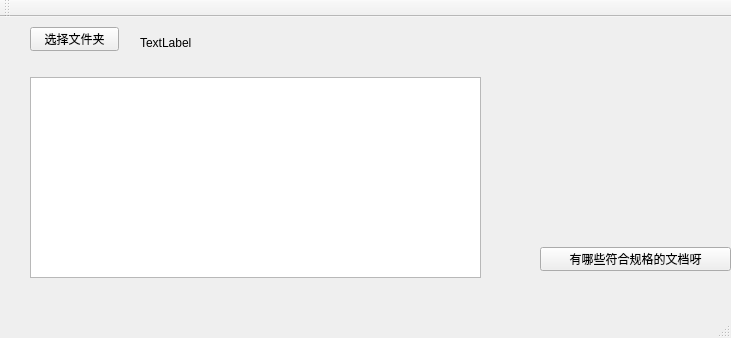
Qt form mainwindow.ui (Ozal220/Oz-Desktop-Search-tools) before a commit.
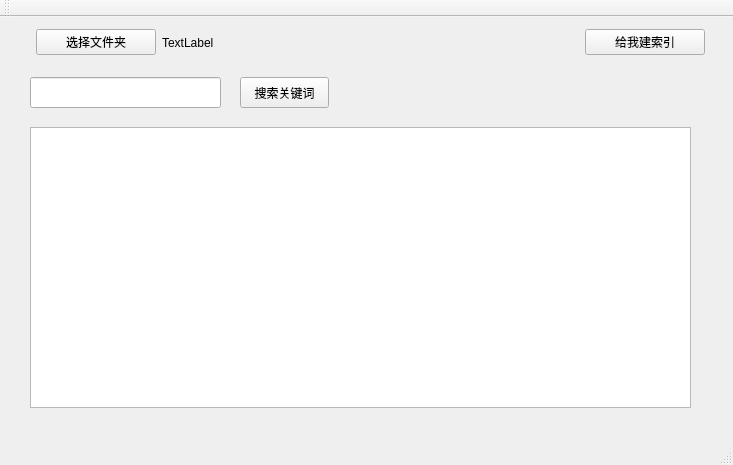
The same form after that commit.

Commit message: 添加建立索引文件，并从索引文件读入内存功能

```diff
--- a/mainwindow.ui
+++ b/mainwindow.ui
@@ -6,60 +6,89 @@
    <rect>
     <x>0</x>
     <y>0</y>
-    <width>731</width>
-    <height>338</height>
+    <width>733</width>
+    <height>465</height>
    </rect>
   </property>
   <property name="windowTitle">
    <string>MainWindow</string>
   </property>
   <widget class="QWidget" name="centralWidget">
-   <widget class="QPushButton" name="choiceDirButton">
+   <widget class="QListWidget" name="filesList">
     <property name="geometry">
      <rect>
       <x>30</x>
-      <y>10</y>
+      <y>110</y>
+      <width>661</width>
+      <height>281</height>
+     </rect>
+    </property>
+   </widget>
+   <widget class="QPushButton" name="searchButton">
+    <property name="geometry">
+     <rect>
+      <x>240</x>
+      <y>60</y>
       <width>89</width>
-      <height>24</height>
+      <height>31</height>
      </rect>
     </property>
     <property name="text">
-     <string>选择文件夹</string>
+     <string>搜索关键词</string>
     </property>
    </widget>
-   <widget class="QPushButton" name="pushButton">
+   <widget class="QWidget" name="horizontalLayoutWidget">
     <property name="geometry">
      <rect>
-      <x>540</x>
-      <y>230</y>
+      <x>25</x>
+      <y>0</y>
+      <width>691</width>
+      <height>51</height>
+     </rect>
+    </property>
+    <layout class="QHBoxLayout" name="horizontalLayout">
+     <item>
+      <widget class="QPushButton" name="choiceDirButton">
+       <property name="maximumSize">
+        <size>
+         <width>120</width>
+         <height>16777215</height>
+        </size>
+       </property>
+       <property name="text">
+        <string>选择文件夹</string>
+       </property>
+      </widget>
+     </item>
+     <item>
+      <widget class="QLabel" name="DirLabel">
+       <property name="text">
+        <string>TextLabel</string>
+       </property>
+      </widget>
+     </item>
+     <item>
+      <widget class="QPushButton" name="pushButton">
+       <property name="maximumSize">
+        <size>
+         <width>120</width>
+         <height>16777215</height>
+        </size>
+       </property>
+       <property name="text">
+        <string>给我建索引</string>
+       </property>
+      </widget>
+     </item>
+    </layout>
+   </widget>
+   <widget class="QLineEdit" name="searchLine">
+    <property name="geometry">
+     <rect>
+      <x>30</x>
+      <y>60</y>
       <width>191</width>
-      <height>24</height>
-     </rect>
-    </property>
-    <property name="text">
-     <string>有哪些符合规格的文档呀</string>
-    </property>
-   </widget>
-   <widget class="QLabel" name="DirLabel">
-    <property name="geometry">
-     <rect>
-      <x>140</x>
-      <y>10</y>
-      <width>541</width>
       <height>31</height>
-     </rect>
-    </property>
-    <property name="text">
-     <string>TextLabel</string>
-    </property>
-   </widget>
-   <widget class="QListWidget" name="filesList">
-    <property name="geometry">
-     <rect>
-      <x>30</x>
-      <y>60</y>
-      <width>451</width>
-      <height>201</height>
      </rect>
     </property>
    </widget>
```
Left out of the diff: 2 changed lines with no effect on the pictures. The commit also changes 8 other files.
